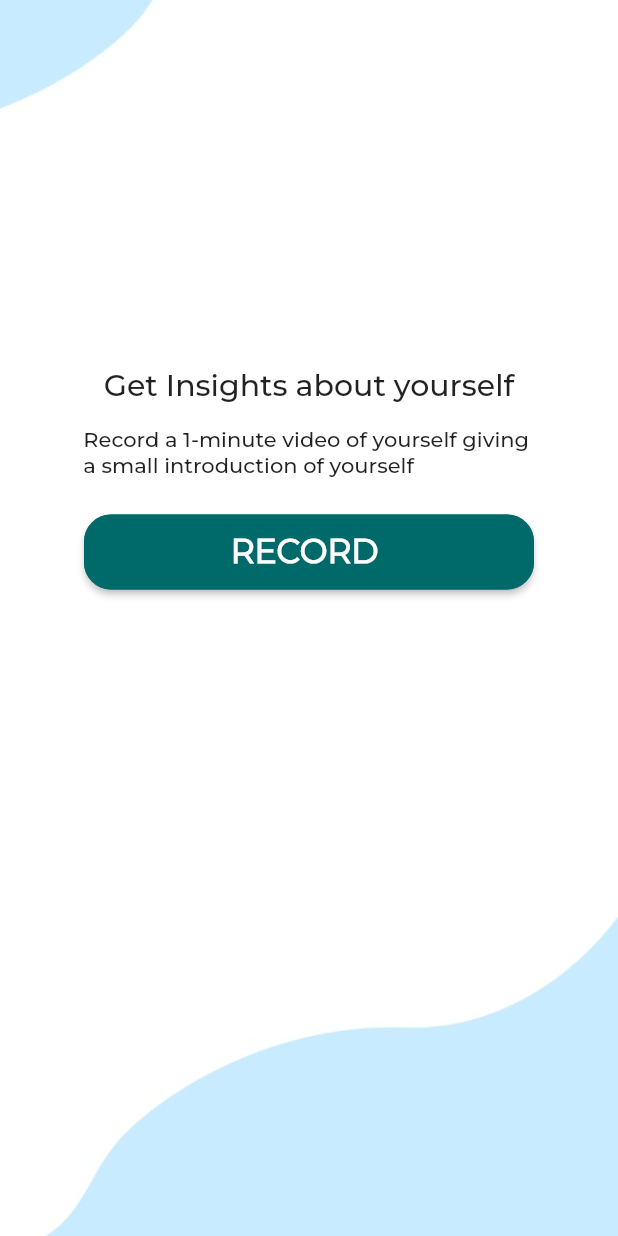
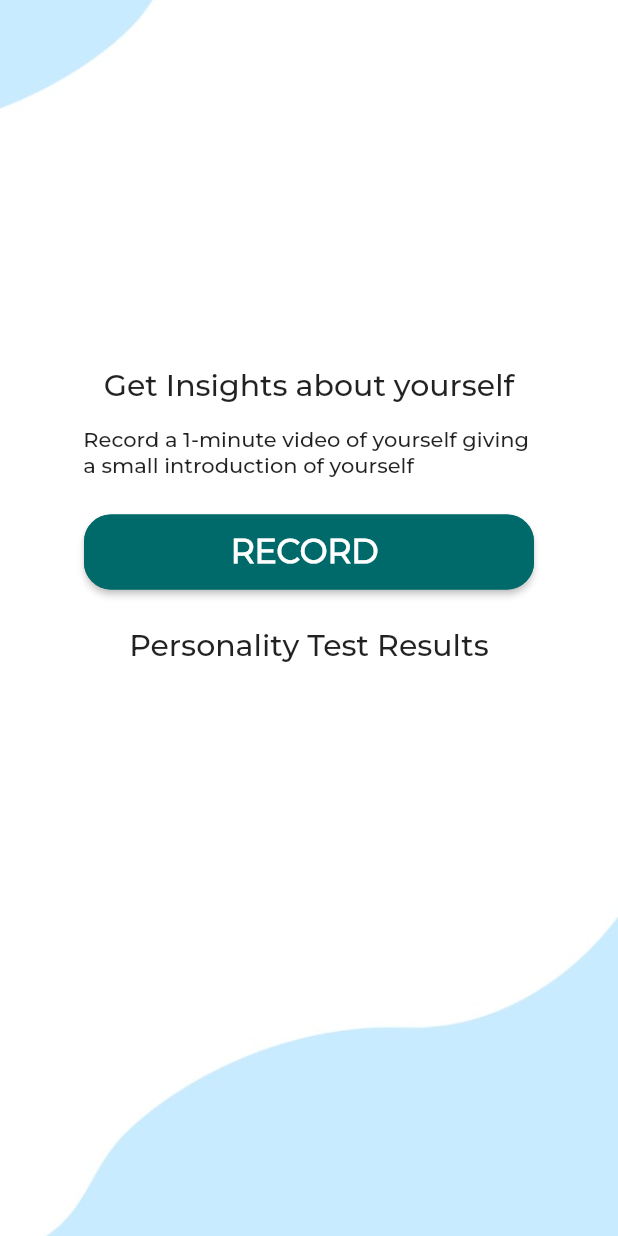
Before and after one commit to Jaffar17/Raabta---Final-Year-Project, a Flutter app: the HomeUser screen opened directly, on a phone screen of 412 x 824 dp. Run offline on Flutter 3.47's test engine with Material 2 defaults, Android fonts, the phone set to English and light mode, and no system bars; our stand-ins replace camera, cloud_firestore, dropdown_textfield, firebase_auth, firebase_core, firebase_storage and 2 more; accounts and stored records are empty.

Commit message:
feat: everything before pie chart

```diff
--- a/lib/Counsellor/UpdateAppointment.dart
+++ b/lib/Counsellor/UpdateAppointment.dart
@@ -20,14 +20,14 @@ class _acceptOrRejectState extends State<acceptOrReject> {
     return Row(
       children: [
         IconButton(
-          icon: Icon(Icons.check_circle),
+          icon: Icon(Icons.check_circle, color: Colors.green,),
           onPressed: (){
             context.read<CounsellorProvider>().acceptAppointment(widget.appointment);
           },
           iconSize: 40,
         ),
         IconButton(
-          icon: Icon(Icons.cancel),
+          icon: Icon(Icons.cancel, color: Colors.red,),
           onPressed: (){
             context.read<CounsellorProvider>().rejectAppointment(widget.appointment);
           },
--- a/lib/Counsellor/inbox_counsellor.dart
+++ b/lib/Counsellor/inbox_counsellor.dart
@@ -45,7 +45,7 @@ class _InboxCounsellorState extends State<InboxCounsellor> {
             children: [
               Padding(
                 padding: const EdgeInsets.only(
-                    top: 36, bottom: 8, right: 140, left: 140),
+                    top: 36, bottom: 8, right: 120, left: 120),
                 child: Container(
                   decoration: const BoxDecoration(
                       border: Border(
--- a/lib/Counsellor/viewprofile_counsellor.dart
+++ b/lib/Counsellor/viewprofile_counsellor.dart
@@ -59,13 +59,13 @@ class _ViewprofileCounsellorState extends State<ViewprofileCounsellor> {
                     child: Text("Anxiety", style: TextStyle(fontSize: 20, fontWeight: FontWeight.w300),)
                 ),
                 Padding(
-                  padding: const EdgeInsets.only(left: 40, right: 40, top: 50),
+                  padding: const EdgeInsets.only(left: 25, right: 25, top: 20),
                   child: Row(
                     mainAxisAlignment: MainAxisAlignment.center,
                     crossAxisAlignment: CrossAxisAlignment.center,
                     children: [
                       Padding(
-                        padding: const EdgeInsets.only(left: 20, right: 15),
+                        padding: const EdgeInsets.only(left: 20, right: 10),
                         child: ElevatedButton(
                           onPressed: () {
                             Navigator.push(context,
@@ -87,7 +87,7 @@ class _ViewprofileCounsellorState extends State<ViewprofileCounsellor> {
                         ),
                       ),
                       Padding(
-                        padding: const EdgeInsets.only(left: 15, right: 20),
+                        padding: const EdgeInsets.only(left: 10, right: 20),
                         child: ElevatedButton(
                           onPressed: () {
                             // Navigator.push(context,
--- /dev/null
+++ b/lib/Models/user/video_response_model.dart
@@ -0,0 +1,26 @@
+class VideoResponse {
+  final String ?userId;
+  final String ?videoLink;
+  final Map<String, dynamic> ?emotions;
+
+  VideoResponse({this.userId,  this.videoLink, this.emotions});
+
+  factory VideoResponse.fromJson(Map<String, dynamic> json) {
+    return VideoResponse(
+      userId: json['user-id'],
+      videoLink : json['video-link'],
+      emotions: json['emotions'],
+    );
+  }
+
+  Map<String, dynamic> toJson() => {
+    'user-id': userId,
+    'video-link': videoLink,
+    'emotions': emotions,
+  };
+
+  @override
+  String toString() {
+    return 'VideoResponse{userId: $userId, videoLink: $videoLink, emotions: $emotions}';
+    }
+}
--- a/lib/User/counsellorsList_user.dart
+++ b/lib/User/counsellorsList_user.dart
@@ -171,7 +171,7 @@ class _CounsellorsListState extends State<CounsellorsList> {
                                               bottom: 12.0),
                                           child: InkWell(
                                             onTap: () {
-                                              Navigator.pushReplacement(
+                                              Navigator.push(
                                                   context,
                                                   MaterialPageRoute(
                                                       builder: (context) =>
--- a/lib/User/home_user.dart
+++ b/lib/User/home_user.dart
@@ -1,6 +1,9 @@
 import 'package:camera/camera.dart';
 import 'package:flutter/material.dart';
 import 'package:raabta_fyp/User/video_record.dart';
+
+import '../controllers/user/user_provider.dart';
+import 'package:provider/provider.dart';
 
 class HomeUser extends StatefulWidget {
   const HomeUser({Key? key}) : super(key: key);
@@ -12,6 +15,20 @@ class HomeUser extends StatefulWidget {
 class _HomeUserState extends State<HomeUser> {
   @override
   Widget build(BuildContext context) {
+    context.read<UserProvider>().getVideoResponse();
+
+    List<String> description = [
+      """Extroversion (E) is the personality trait of seeking fulfillment from sources outside the self or
+      in community. High scorers tend to be very social while low scorers prefer to work on their projects alone.""",
+      """ Agreeableness (A) reflects much individuals adjust their behavior to suit others. High scorers are
+      typically polite and like people. Low scorers tend to 'tell it like it is'.""",
+      """ Conscientiousness (C) is the personality trait of being honest and hardworking. High scorers
+        tend to follow rules and prefer clean homes. Low scorers may be messy and cheat others.""",
+      """ Neuroticism (N) is the personality trait of being emotional.""",
+      """ Openness to Experience (O) is the personality trait of seeking new experience and intellectual
+          pursuits. High scores may day dream a lot. Low scorers may be very down to earth."""
+    ];
+
     return SafeArea(
       child: Scaffold(
         resizeToAvoidBottomInset: true,
@@ -28,19 +45,31 @@ class _HomeUserState extends State<HomeUser> {
               mainAxisAlignment: MainAxisAlignment.start,
               children: [
                 Padding(
-                  padding: const EdgeInsets.only(top: 125, bottom: 15, left: 10, right: 10),
-                  child: Text("Get Insights about yourself", style: TextStyle(fontFamily: "MontserratMedium", fontSize: 20),),
+                  padding: const EdgeInsets.only(
+                      top: 125, bottom: 15, left: 10, right: 10),
+                  child: Text(
+                    "Get Insights about yourself",
+                    style:
+                        TextStyle(fontFamily: "MontserratMedium", fontSize: 20),
+                  ),
                 ),
-                Text("Record a 1-minute video of yourself giving \na small introduction of yourself", style: TextStyle(fontFamily: "MontserratMedium"),),
+                Text(
+                  "Record a 1-minute video of yourself giving \na small introduction of yourself",
+                  style: TextStyle(fontFamily: "MontserratMedium"),
+                ),
                 Padding(
                   padding: const EdgeInsets.only(top: 25.0, bottom: 10),
                   child: ElevatedButton(
-                    onPressed: () async{
+                    onPressed: () async {
                       final cameras = await availableCameras();
                       final firstCamera = cameras[1];
 
-                      Navigator.push(context,
-                           MaterialPageRoute(builder: (context) => VideoRecorder(camera: firstCamera,)));
+                      Navigator.push(
+                          context,
+                          MaterialPageRoute(
+                              builder: (context) => VideoRecorder(
+                                    camera: firstCamera,
+                                  )));
                     },
                     child: const Text(
                       "RECORD ",
@@ -52,12 +81,21 @@ class _HomeUserState extends State<HomeUser> {
                     style: ElevatedButton.styleFrom(
                       backgroundColor: const Color(0xff006A6A),
                       minimumSize: const Size(300, 50),
-                      side: const BorderSide(width: 1, color: Color(0xff006A6A)),
+                      side:
+                          const BorderSide(width: 1, color: Color(0xff006A6A)),
                       shape: RoundedRectangleBorder(
                         borderRadius: BorderRadius.circular(18),
                       ),
-
                     ),
+                  ),
+                ),
+                Padding(
+                  padding: const EdgeInsets.only(
+                      top: 15, bottom: 15, left: 10, right: 10),
+                  child: Text(
+                    "Personality Test Results",
+                    style:
+                        TextStyle(fontFamily: "MontserratMedium", fontSize: 20),
                   ),
                 ),
               ],
--- a/lib/User/inbox_user.dart
+++ b/lib/User/inbox_user.dart
@@ -96,7 +96,7 @@ class _InboxUserState extends State<InboxUser> {
                             ),
                           ),
                           subtitle: Text(
-                              "${tdList[index].message.substring(0, 12)}..."),
+                              "${chats[index].messages![0].message.toString()}..."),
                           onTap: (){
                              Navigator.push(context, MaterialPageRoute(builder:(context)=> ChatScreenUser(chatSessionId: chats[index].id.toString(), counsellorId: chats[index].counsellorId.toString(), counsellorName: chats[index].counsellorName.toString(), counsellorImage: chats[index].counsellorImage.toString(),)));
                           },
```
Also changed, not shown: lib/Counsellor/appointment_counsellor.dart (+9 -14 lines), lib/Counsellor/home_counsellor.dart (+27 -26 lines), lib/Counsellor/newnote_counsellor.dart (+5 -20 lines), lib/Counsellor/notes_counsellor.dart (+7 -8 lines), lib/User/appointment_booking.dart (+19 -15 lines), lib/User/user_appointments.dart (+30 -18 lines), lib/User/video_record.dart (+10 -1 lines), lib/controllers/user/user_provider.dart (+76 -47 lines), lib/controllers/user/user_repository.dart (+35 -3 lines).
